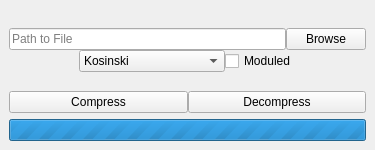
This is mainwindow.ui in Clownacy/clowncomptool as Qt 5 draws it before an edit. The edited form follows.
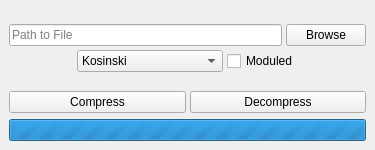
This is the edited form. Icons and pictures are not drawn.

Commit message: Fix widget spacing.

Diff of the .ui file:
```diff
--- a/mainwindow.ui
+++ b/mainwindow.ui
@@ -32,7 +32,7 @@
      <widget class="QWidget" name="controls" native="true">
       <layout class="QVBoxLayout" name="verticalLayout_Controls">
        <property name="spacing">
-        <number>0</number>
+        <number>4</number>
        </property>
        <property name="leftMargin">
         <number>0</number>
```
